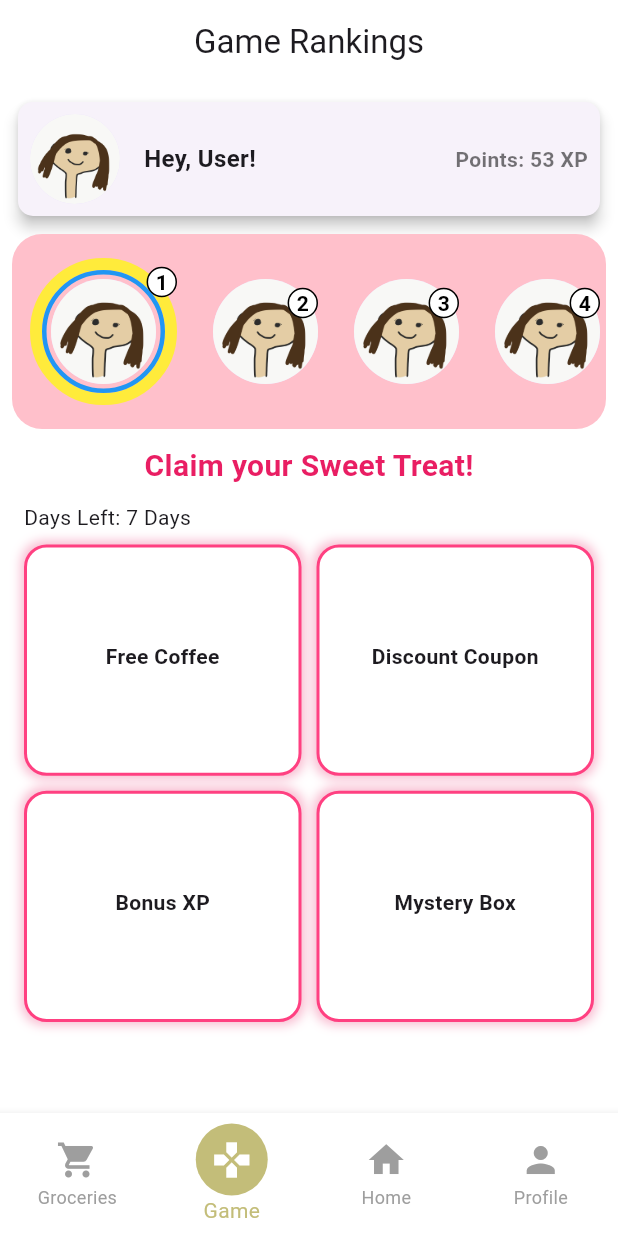
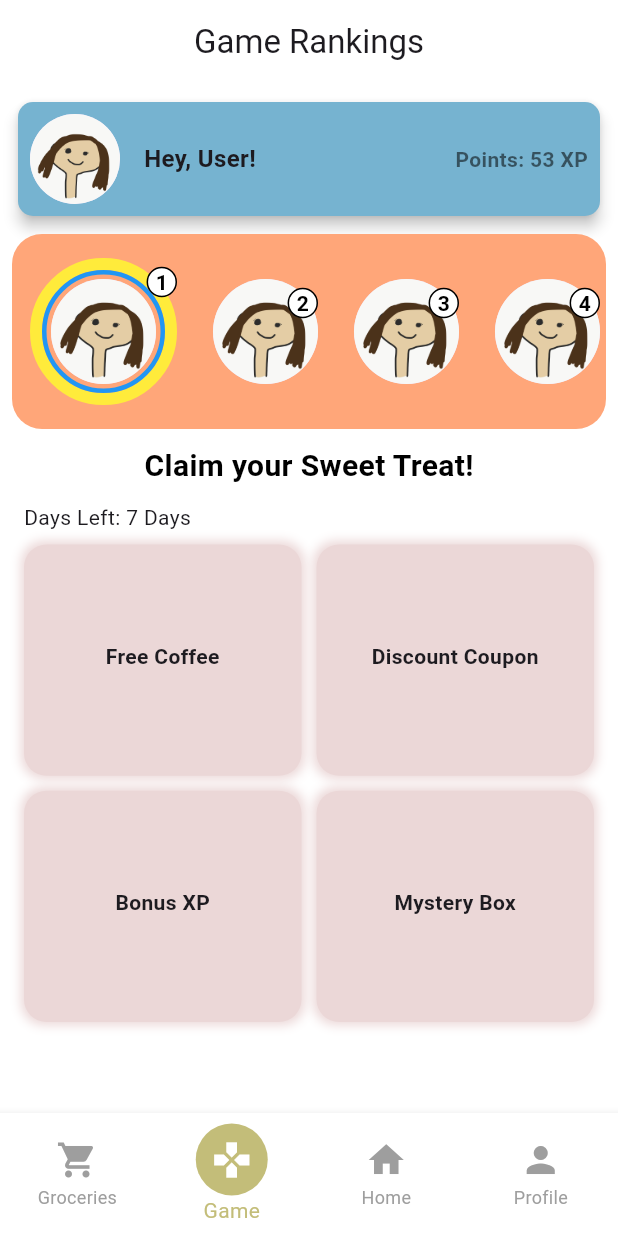
Before and after one commit to Suyeon-Lee-0417/home-sweet-home, a Flutter app: the screen it shows once a user with an empty profile is signed in, on a phone screen of 412 x 824 dp. Run offline on Flutter 3.47's test engine with Material 3 defaults, Android fonts, the light colour scheme and no system bars; our stand-ins replace firebase_auth, firebase_core; accounts and stored records are empty.

Commit message:
changed colors in game-screen.dart

```diff
--- a/lib/screens/game-screen.dart
+++ b/lib/screens/game-screen.dart
@@ -43,6 +43,7 @@ class _GameScreenState extends State<GameScreen> {
           Padding(
             padding: const EdgeInsets.all(8.0),
             child: Card(
+              color: Color(0xFF76B3D0),
               elevation: 4,
               shape: RoundedRectangleBorder(
                 borderRadius: BorderRadius.circular(10),
@@ -82,7 +83,7 @@ class _GameScreenState extends State<GameScreen> {
               width: double.infinity,
               padding: EdgeInsets.symmetric(vertical: 16),
               decoration: BoxDecoration(
-                color: Color(0xFFFFC0CB), // 💖 Pink Background
+                color: Color(0xFFFFA679), // 💖 Pink Background
                 borderRadius: BorderRadius.circular(20),
               ),
               child: SingleChildScrollView(
@@ -159,7 +160,7 @@ class _GameScreenState extends State<GameScreen> {
             padding: const EdgeInsets.symmetric(vertical: 10),
             child: Text(
               'Claim your Sweet Treat!',
-              style: TextStyle(fontSize: 20, fontWeight: FontWeight.bold, color: Colors.pink),
+              style: TextStyle(fontSize: 20, fontWeight: FontWeight.bold, color: Colors.black),
             ),
           ),
           Padding(
@@ -187,12 +188,12 @@ class _GameScreenState extends State<GameScreen> {
                   return Container(
                     padding: EdgeInsets.all(12),
                     decoration: BoxDecoration(
-                      color: Colors.white,
+                      color: Color(0xFFEBD7D7),
                       borderRadius: BorderRadius.circular(15),
-                      border: Border.all(color: Colors.pinkAccent, width: 2),
+                      // border: Border.all(color: Colors.pinkAccent, width: 2),
                       boxShadow: [
                         BoxShadow(
-                          color: Colors.pink.withOpacity(0.3),
+                          color: Color(0xFFEBD7D7),
                           blurRadius: 5,
                           spreadRadius: 2,
                         ),
--- a/lib/screens/join-room-screen.dart
+++ b/lib/screens/join-room-screen.dart
@@ -1,4 +1,4 @@
-import 'dart:js_interop';
+
 
 import 'package:flutter/material.dart';
 import 'package:pineapple/api/api_service.dart';
```
Also changed, not shown: pubspec.lock.
